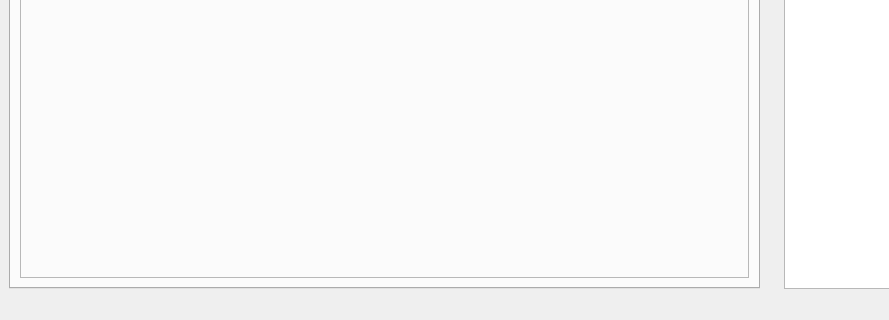
Yakisoba007/PyTrigno, file src/plotter/mainWindow.ui: the form before one commit; both pictures show x 0 to 889 and y 508 to 828 of the 1049 by 828 pixel window.
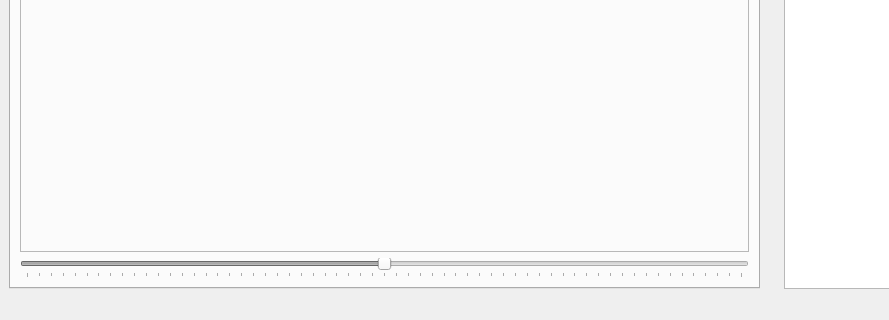
The form after the commit. The open tabs and pages were chosen to show the change.

```diff
--- a/src/plotter/mainWindow.ui
+++ b/src/plotter/mainWindow.ui
@@ -30,11 +30,17 @@
        <attribute name="title">
         <string>Show Stored Data</string>
        </attribute>
-       <layout class="QGridLayout" name="gridLayout">
-        <item row="0" column="0">
+       <layout class="QVBoxLayout" name="verticalLayout_2">
+        <item>
          <layout class="QHBoxLayout" name="horizontalLayout">
           <item>
            <widget class="QFrame" name="mainFrame">
+            <property name="maximumSize">
+             <size>
+              <width>32768</width>
+              <height>32768</height>
+             </size>
+            </property>
             <property name="frameShape">
              <enum>QFrame::StyledPanel</enum>
             </property>
@@ -45,6 +51,40 @@
           </item>
          </layout>
         </item>
+        <item>
+         <widget class="QSlider" name="offsetSlider">
+          <property name="enabled">
+           <bool>false</bool>
+          </property>
+          <property name="minimum">
+           <number>0</number>
+          </property>
+          <property name="maximum">
+           <number>300</number>
+          </property>
+          <property name="value">
+           <number>150</number>
+          </property>
+          <property name="tracking">
+           <bool>true</bool>
+          </property>
+          <property name="orientation">
+           <enum>Qt::Horizontal</enum>
+          </property>
+          <property name="invertedAppearance">
+           <bool>false</bool>
+          </property>
+          <property name="invertedControls">
+           <bool>false</bool>
+          </property>
+          <property name="tickPosition">
+           <enum>QSlider::TicksBelow</enum>
+          </property>
+          <property name="tickInterval">
+           <number>5</number>
+          </property>
+         </widget>
+        </item>
        </layout>
       </widget>
       <widget class="QWidget" name="tab_2">
```
Left out of the diff: 19 changed lines with no effect on the pictures.
